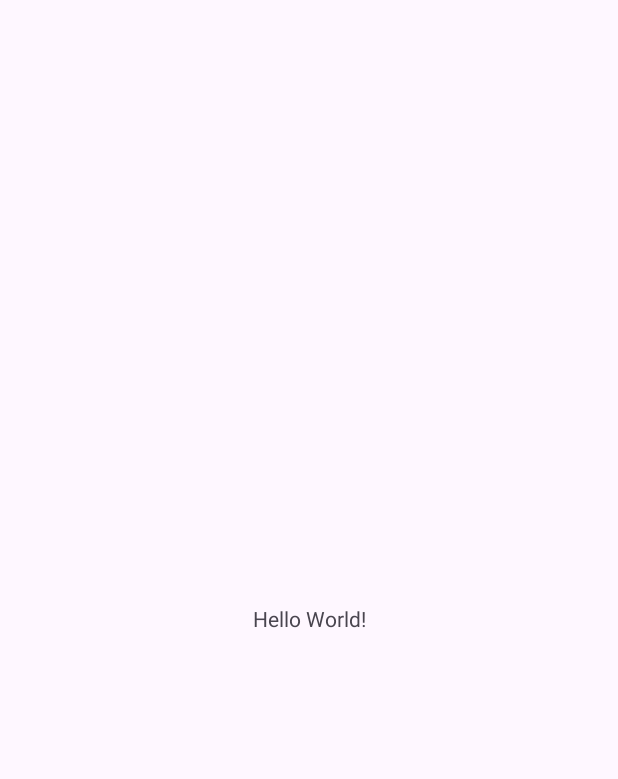
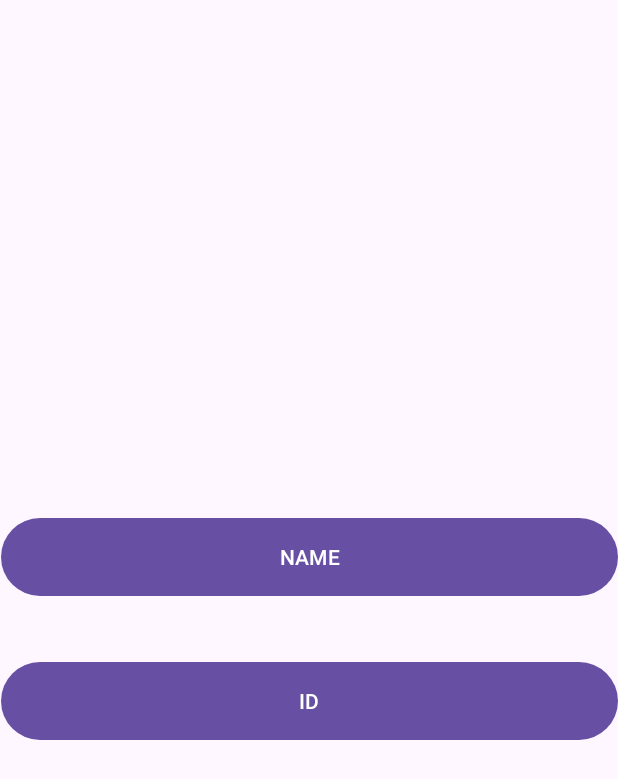
Before and after one commit to 1Dohyeon/kotlin-univ-androidstudio-study, an Android app: the screen it shows after launch (MainActivity), on a phone screen of 412 x 824 dp. Before the commit the part shown is almost empty. Shown: the top 779 px of the screen. Run offline under Robolectric (Android 15) with nearby library versions, the phone set to English and light mode, and no system bars.

Commit message:
univ week2

```diff
--- a/univ/app/src/main/java/example/univ/myapplication/MainActivity.kt
+++ b/univ/app/src/main/java/example/univ/myapplication/MainActivity.kt
@@ -2,10 +2,27 @@ package example.univ.myapplication
 
 import androidx.appcompat.app.AppCompatActivity
 import android.os.Bundle
+import android.widget.Button
+import android.widget.Toast
 
 class MainActivity : AppCompatActivity() {
+    lateinit var nameBtn: Button
+    lateinit var myIdBtn: Button
+
     override fun onCreate(savedInstanceState: Bundle?) {
         super.onCreate(savedInstanceState)
         setContentView(R.layout.activity_main)
+
+        nameBtn = findViewById<Button> (R.id.nameBtn)
+        nameBtn.setOnClickListener {
+            Toast.makeText(applicationContext, "NAME",
+                Toast.LENGTH_SHORT).show()
+        }
+
+        myIdBtn = findViewById<Button> (R.id.myIdBtn)
+        myIdBtn.setOnClickListener {
+            Toast.makeText(applicationContext, "ID",
+                Toast.LENGTH_SHORT).show()
+        }
     }
 }
--- a/univ/app/src/main/res/layout/activity_main.xml
+++ b/univ/app/src/main/res/layout/activity_main.xml
@@ -6,13 +6,24 @@
     android:layout_height="match_parent"
     tools:context=".MainActivity">
 
-    <TextView
-        android:layout_width="wrap_content"
-        android:layout_height="wrap_content"
-        android:text="Hello World!"
+    <Button
+        android:id="@+id/nameBtn"
+        android:layout_width="411dp"
+        android:layout_height="60dp"
+        android:text="@string/name"
         app:layout_constraintBottom_toBottomOf="parent"
         app:layout_constraintEnd_toEndOf="parent"
-        app:layout_constraintStart_toStartOf="parent"
-        app:layout_constraintTop_toTopOf="parent" />
+        app:layout_constraintTop_toTopOf="parent"
+        app:layout_constraintVertical_bias="0.447" />
+
+    <Button
+        android:id="@+id/myIdBtn"
+        android:layout_width="411dp"
+        android:layout_height="60dp"
+        android:text="@string/myId"
+        app:layout_constraintBottom_toBottomOf="parent"
+        app:layout_constraintEnd_toEndOf="parent"
+        app:layout_constraintTop_toTopOf="parent"
+        app:layout_constraintVertical_bias="0.572" />
 
 </androidx.constraintlayout.widget.ConstraintLayout>
--- a/univ/app/src/main/res/values/strings.xml
+++ b/univ/app/src/main/res/values/strings.xml
@@ -1,3 +1,5 @@
 <resources>
-    <string name="app_name">MyApplication</string>
+    <string name="app_name">My Application</string>
+    <string name="name">NAME</string>
+    <string name="myId">ID</string>
 </resources>
```
Also changed, not shown: 1 other file.
